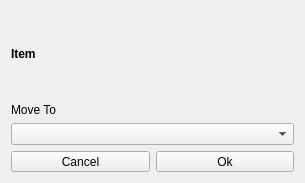
Above: src/Notes/MoveTo.ui from ic005k/Knot-Legacy before the change. Below: the same form after it.
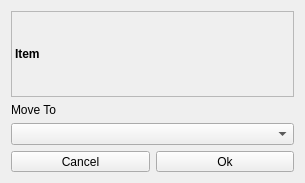
That is the form after the change.

Patch:
```diff
--- a/src/Notes/MoveTo.ui
+++ b/src/Notes/MoveTo.ui
@@ -10,6 +10,12 @@
     <height>183</height>
    </rect>
   </property>
+  <property name="sizePolicy">
+   <sizepolicy hsizetype="Preferred" vsizetype="Preferred">
+    <horstretch>0</horstretch>
+    <verstretch>0</verstretch>
+   </sizepolicy>
+  </property>
   <property name="windowTitle">
    <string>Dialog</string>
   </property>
@@ -17,7 +23,7 @@
    <item>
     <widget class="QLabel" name="lblItem">
      <property name="sizePolicy">
-      <sizepolicy hsizetype="Preferred" vsizetype="Expanding">
+      <sizepolicy hsizetype="Preferred" vsizetype="Preferred">
        <horstretch>0</horstretch>
        <verstretch>0</verstretch>
       </sizepolicy>
@@ -27,6 +33,9 @@
        <bold>true</bold>
       </font>
      </property>
+     <property name="frameShape">
+      <enum>QFrame::StyledPanel</enum>
+     </property>
      <property name="text">
       <string>Item</string>
      </property>
```
Left out of the diff: 3 changed lines with no effect on the pictures.
